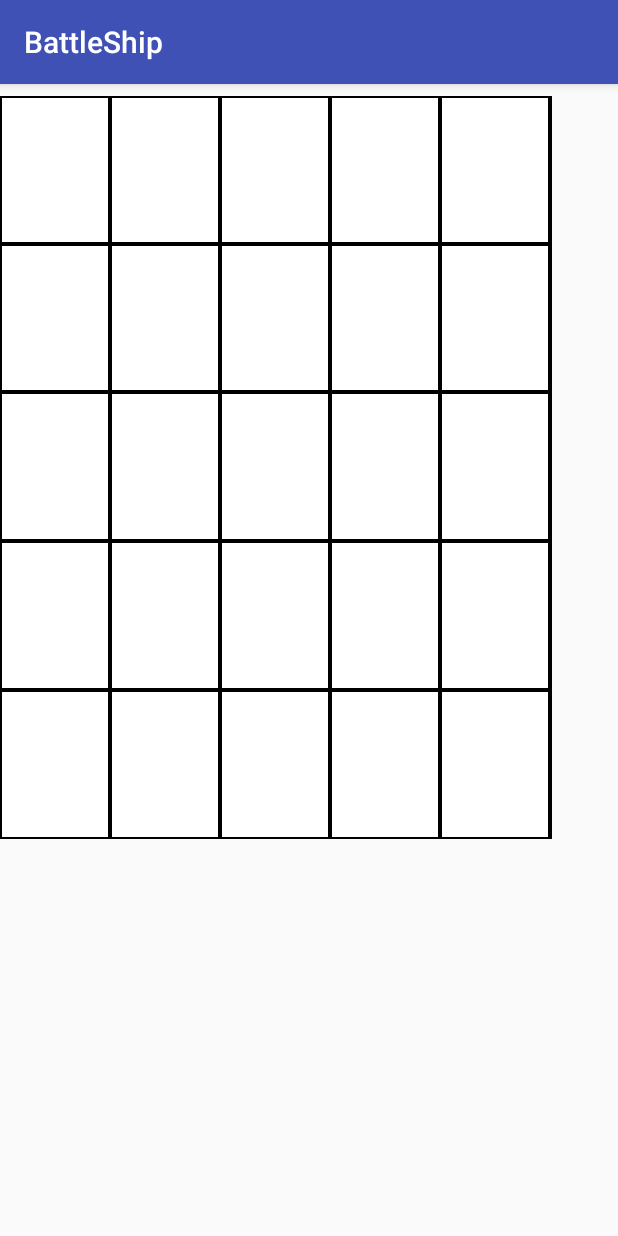
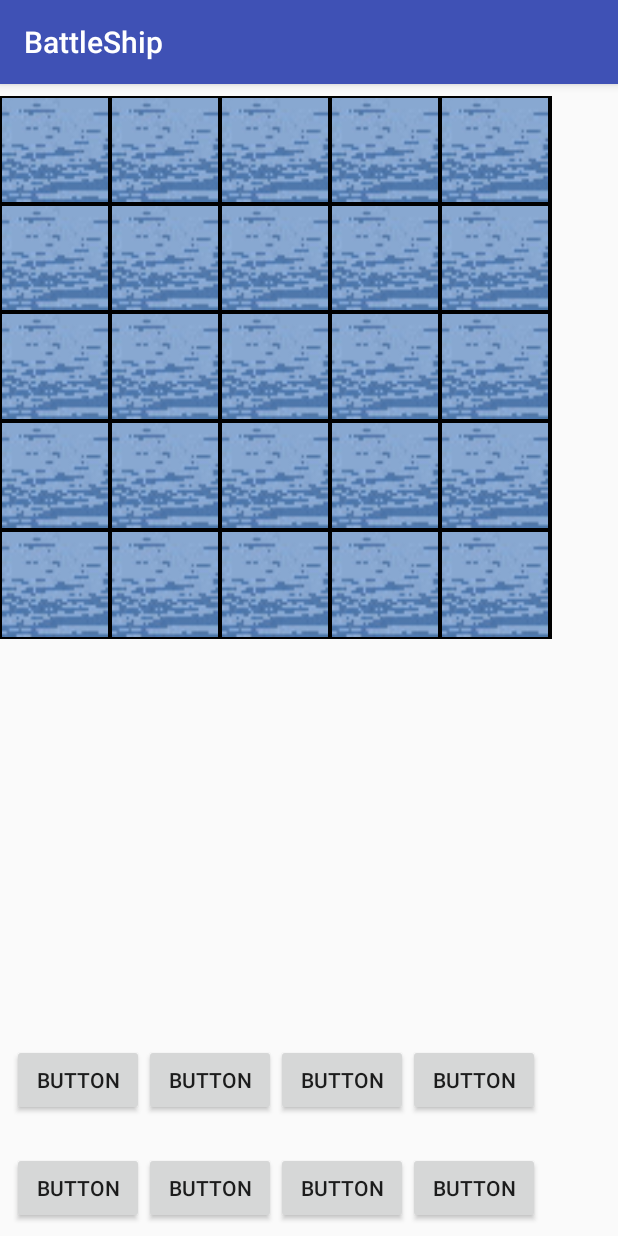
Before and after one commit to hribhrib/BattleShip, an Android app: the SetShipsActivity screen opened directly, with no data from a screen before it, on a phone screen of 412 x 824 dp. Run offline under Robolectric (Android 15) with nearby library versions, the phone set to English and light mode, and no system bars.

Commit message:
Main GUI Opponen Field Background and Set ships button

```diff
--- a/app/src/main/java/group5/battleship/src/views/GameActivity.java
+++ b/app/src/main/java/group5/battleship/src/views/GameActivity.java
@@ -3,6 +3,7 @@ package group5.battleship.src.views;
 import android.content.Context;
 import android.content.DialogInterface;
 import android.content.Intent;
+import android.graphics.Color;
 import android.support.v7.app.AlertDialog;
 import android.support.v7.app.AppCompatActivity;
 import android.os.Bundle;
@@ -171,6 +172,8 @@ public class GameActivity extends AppCompatActivity {
                 tv = (TextView) findViewById(getRoutingByCordinateMyField(i, j));
                 if (ships[i][j] == 1) {
                     tv.setText("o");
+                    tv.setTextSize(20);
+                    tv.setTextColor(Color.RED);
                 } else {
                     tv.setText("~");
                 }
--- a/app/src/main/java/group5/battleship/src/views/SetShipsActivity.java
+++ b/app/src/main/java/group5/battleship/src/views/SetShipsActivity.java
@@ -3,6 +3,7 @@ package group5.battleship.src.views;
 import android.app.Dialog;
 import android.content.Context;
 import android.content.Intent;
+import android.graphics.Color;
 import android.support.v7.app.AppCompatActivity;
 import android.os.Bundle;
 import android.view.View;
@@ -38,6 +39,7 @@ public class SetShipsActivity extends AppCompatActivity {
                 ships = (ships + (String) view.getTag());
                 currentShips++;
                 tv.setText("SHIP");
+                tv.setTextColor(Color.RED);
             } else {
                 boolean shipSet = false;
                 boolean dublicate = false;
--- a/app/src/main/res/layout/activity_main.xml
+++ b/app/src/main/res/layout/activity_main.xml
@@ -410,6 +410,7 @@
                             android:id="@+id/button3"
                             android:layout_width="wrap_content"
                             android:layout_height="match_parent"
+                            android:background="@android:color/transparent"
                             android:text="Ships" />
 
                         <Button
--- a/app/src/main/res/layout/activity_set_ships.xml
+++ b/app/src/main/res/layout/activity_set_ships.xml
@@ -10,10 +10,6 @@
         android:id="@+id/startButton"
         android:layout_width="wrap_content"
         android:layout_height="wrap_content"
-        android:layout_marginBottom="8dp"
-        android:layout_marginLeft="8dp"
-        android:layout_marginRight="8dp"
-        android:layout_marginTop="8dp"
         android:onClick="settingFinished"
         android:text="Start"
         android:visibility="gone"
@@ -25,7 +21,7 @@
     <TableLayout xmlns:android="http://schemas.android.com/apk/res/android"
         android:id="@+id/table"
         android:layout_width="368dp"
-        android:layout_height="495dp"
+        android:layout_height="362dp"
         android:layout_marginTop="8dp"
         android:clickable="true"
         android:gravity="center"
@@ -50,7 +46,7 @@
                 android:layout_height="match_parent"
                 android:layout_column="0"
                 android:layout_margin="1dp"
-                android:background="#FFFFFF"
+                android:background="@mipmap/meer_neu"
                 android:gravity="center"
                 android:onClick="cellClick"
                 android:tag="00"
@@ -62,7 +58,7 @@
                 android:layout_height="match_parent"
                 android:layout_column="1"
                 android:layout_margin="1dp"
-                android:background="#FFFFFF"
+                android:background="@mipmap/meer_neu"
                 android:gravity="center"
                 android:onClick="cellClick"
                 android:tag="01"
@@ -74,7 +70,7 @@
                 android:layout_height="match_parent"
                 android:layout_column="2"
                 android:layout_margin="1dp"
-                android:background="#FFFFFF"
+                android:background="@mipmap/meer_neu"
                 android:gravity="center"
                 android:onClick="cellClick"
                 android:tag="02"
@@ -86,7 +82,7 @@
                 android:layout_height="match_parent"
                 android:layout_column="3"
                 android:layout_margin="1dp"
-                android:background="#FFFFFF"
+                android:background="@mipmap/meer_neu"
                 android:gravity="center"
                 android:onClick="cellClick"
                 android:tag="03"
@@ -98,7 +94,7 @@
                 android:layout_height="match_parent"
                 android:layout_column="4"
                 android:layout_margin="1dp"
-                android:background="#FFFFFF"
+                android:background="@mipmap/meer_neu"
                 android:gravity="center"
                 android:onClick="cellClick"
                 android:tag="04"
@@ -120,7 +116,7 @@
                 android:layout_height="match_parent"
                 android:layout_column="0"
                 android:layout_margin="1dp"
-                android:background="#FFFFFF"
+                android:background="@mipmap/meer_neu"
                 android:gravity="center"
                 android:onClick="cellClick"
                 android:tag="10"
@@ -132,7 +128,7 @@
                 android:layout_height="match_parent"
                 android:layout_column="1"
                 android:layout_margin="1dp"
-                android:background="#FFFFFF"
+                android:background="@mipmap/meer_neu"
                 android:gravity="center"
                 android:onClick="cellClick"
                 android:tag="11"
@@ -144,7 +140,7 @@
                 android:layout_height="match_parent"
                 android:layout_column="2"
                 android:layout_margin="1dp"
-                android:background="#FFFFFF"
+                android:background="@mipmap/meer_neu"
                 android:gravity="center"
                 android:onClick="cellClick"
                 android:tag="12"
@@ -156,7 +152,7 @@
                 android:layout_height="match_parent"
                 android:layout_column="3"
                 android:layout_margin="1dp"
-                android:background="#FFFFFF"
+                android:background="@mipmap/meer_neu"
                 android:gravity="center"
                 android:onClick="cellClick"
                 android:tag="13"
@@ -168,7 +164,7 @@
                 android:layout_height="match_parent"
                 android:layout_column="4"
                 android:layout_margin="1dp"
-                android:background="#FFFFFF"
+                android:background="@mipmap/meer_neu"
                 android:gravity="center"
                 android:onClick="cellClick"
                 android:tag="14"
@@ -190,7 +186,7 @@
                 android:layout_height="match_parent"
                 android:layout_column="0"
                 android:layout_margin="1dp"
-                android:background="#FFFFFF"
+                android:background="@mipmap/meer_neu"
                 android:gravity="center"
                 android:onClick="cellClick"
                 android:tag="20"
@@ -202,7 +198,7 @@
                 android:layout_height="match_parent"
                 android:layout_column="1"
                 android:layout_margin="1dp"
-                android:background="#FFFFFF"
+                android:background="@mipmap/meer_neu"
                 android:gravity="center"
                 android:onClick="cellClick"
                 android:tag="21"
@@ -214,7 +210,7 @@
                 android:layout_height="match_parent"
                 android:layout_column="2"
                 android:layout_margin="1dp"
-                android:background="#FFFFFF"
+                android:background="@mipmap/meer_neu"
                 android:gravity="center"
                 android:onClick="cellClick"
                 android:tag="22"
@@ -226,7 +222,7 @@
                 android:layout_height="match_parent"
                 android:layout_column="3"
                 android:layout_margin="1dp"
-                android:background="#FFFFFF"
+                android:background="@mipmap/meer_neu"
                 android:gravity="center"
                 android:onClick="cellClick"
                 android:tag="23"
@@ -238,7 +234,7 @@
                 android:layout_height="match_parent"
                 android:layout_column="4"
                 android:layout_margin="1dp"
-                android:background="#FFFFFF"
+                android:background="@mipmap/meer_neu"
                 android:gravity="center"
                 android:onClick="cellClick"
                 android:tag="24"
@@ -259,7 +255,7 @@
                 android:layout_height="match_parent"
                 android:layout_column="0"
                 android:layout_margin="1dp"
-                android:background="#FFFFFF"
+                android:background="@mipmap/meer_neu"
                 android:gravity="center"
                 android:onClick="cellClick"
                 android:tag="30"
@@ -271,7 +267,7 @@
                 android:layout_height="match_parent"
                 android:layout_column="1"
                 android:layout_margin="1dp"
-                android:background="#FFFFFF"
+                android:background="@mipmap/meer_neu"
                 android:gravity="center"
                 android:onClick="cellClick"
                 android:tag="31"
@@ -283,7 +279,7 @@
                 android:layout_height="match_parent"
                 android:layout_column="2"
                 android:layout_margin="1dp"
-                android:background="#FFFFFF"
+                android:background="@mipmap/meer_neu"
                 android:gravity="center"
                 android:onClick="cellClick"
                 android:tag="32"
@@ -295,7 +291,7 @@
                 android:layout_height="match_parent"
                 android:layout_column="3"
                 android:layout_margin="1dp"
-                android:background="#FFFFFF"
+                android:background="@mipmap/meer_neu"
                 android:gravity="center"
                 android:onClick="cellClick"
                 android:tag="33"
@@ -307,7 +303,7 @@
                 android:layout_height="match_parent"
                 android:layout_column="4"
                 android:layout_margin="1dp"
-                android:background="#FFFFFF"
+                android:background="@mipmap/meer_neu"
                 android:gravity="center"
                 android:onClick="cellClick"
                 android:tag="34"
@@ -328,7 +324,7 @@
                 android:layout_height="match_parent"
                 android:layout_column="0"
                 android:layout_margin="1dp"
-                android:background="#FFFFFF"
+                android:background="@mipmap/meer_neu"
                 android:gravity="center"
                 android:onClick="cellClick"
                 android:tag="40"
@@ -340,7 +336,7 @@
                 android:layout_height="match_parent"
                 android:layout_column="1"
                 android:layout_margin="1dp"
-                android:background="#FFFFFF"
+                android:background="@mipmap/meer_neu"
                 android:gravity="center"
                 android:onClick="cellClick"
                 android:tag="41"
@@ -352,7 +348,7 @@
                 android:layout_height="match_parent"
                 android:layout_column="2"
                 android:layout_margin="1dp"
-                android:background="#FFFFFF"
+                android:background="@mipmap/meer_neu"
                 android:gravity="center"
                 android:onClick="cellClick"
                 android:tag="42"
@@ -364,7 +360,7 @@
                 android:layout_height="match_parent"
                 android:layout_column="3"
                 android:layout_margin="1dp"
-                android:background="#FFFFFF"
+                android:background="@mipmap/meer_neu"
                 android:gravity="center"
                 android:onClick="cellClick"
                 android:tag="43"
@@ -376,7 +372,7 @@
                 android:layout_height="match_parent"
                 android:layout_column="4"
                 android:layout_margin="1dp"
-                android:background="#FFFFFF"
+                android:background="@mipmap/meer_neu"
                 android:gravity="center"
                 android:onClick="cellClick"
                 android:tag="44"
@@ -384,4 +380,76 @@
         </TableRow>
 
     </TableLayout>
+
+    <GridLayout
+        android:layout_width="match_parent"
+        android:layout_height="120dp"
+        android:layout_marginBottom="8dp"
+        android:layout_marginLeft="8dp"
+        android:layout_marginRight="8dp"
+        android:layout_marginTop="8dp"
+        app:layout_constraintBottom_toBottomOf="parent"
+        app:layout_constraintHorizontal_bias="0.0"
+        app:layout_constraintLeft_toLeftOf="parent"
+        app:layout_constraintRight_toRightOf="parent"
+        app:layout_constraintTop_toBottomOf="@+id/table"
+        app:layout_constraintVertical_bias="1.0">
+
+        <Button
+            android:id="@+id/button15"
+            android:layout_width="wrap_content"
+            android:layout_height="wrap_content"
+            android:text="Button" />
+
+        <Button
+            android:id="@+id/button14"
+            android:layout_width="wrap_content"
+            android:layout_height="wrap_content"
+            android:text="Button" />
+
+        <Button
+            android:id="@+id/button13"
+            android:layout_width="wrap_content"
+            android:layout_height="wrap_content"
+            android:text="Button" />
+
+        <Button
+            android:id="@+id/button12"
+            android:layout_width="wrap_content"
+            android:layout_height="wrap_content"
+            android:text="Button" />
+
+        <Button
+            android:id="@+id/button6"
+            android:layout_width="wrap_content"
+            android:layout_height="wrap_content"
+            android:layout_column="1"
+            android:layout_row="2"
+            android:text="Button" />
+
+        <Button
+            android:id="@+id/button7"
+            android:layout_width="wrap_content"
+            android:layout_height="wrap_content"
+            android:layout_column="0"
+            android:layout_row="2"
+            android:text="Button" />
+
+        <Button
+            android:id="@+id/button8"
+            android:layout_width="wrap_content"
+            android:layout_height="wrap_content"
+            android:layout_column="2"
+            android:layout_row="2"
+            android:text="Button" />
+
+        <Button
+            android:id="@+id/button9"
+            android:layout_width="wrap_content"
+            android:layout_height="wrap_content"
+            android:layout_column="3"
+            android:layout_row="2"
+            android:text="Button" />
+
+    </GridLayout>
 </android.support.constraint.ConstraintLayout>
```
